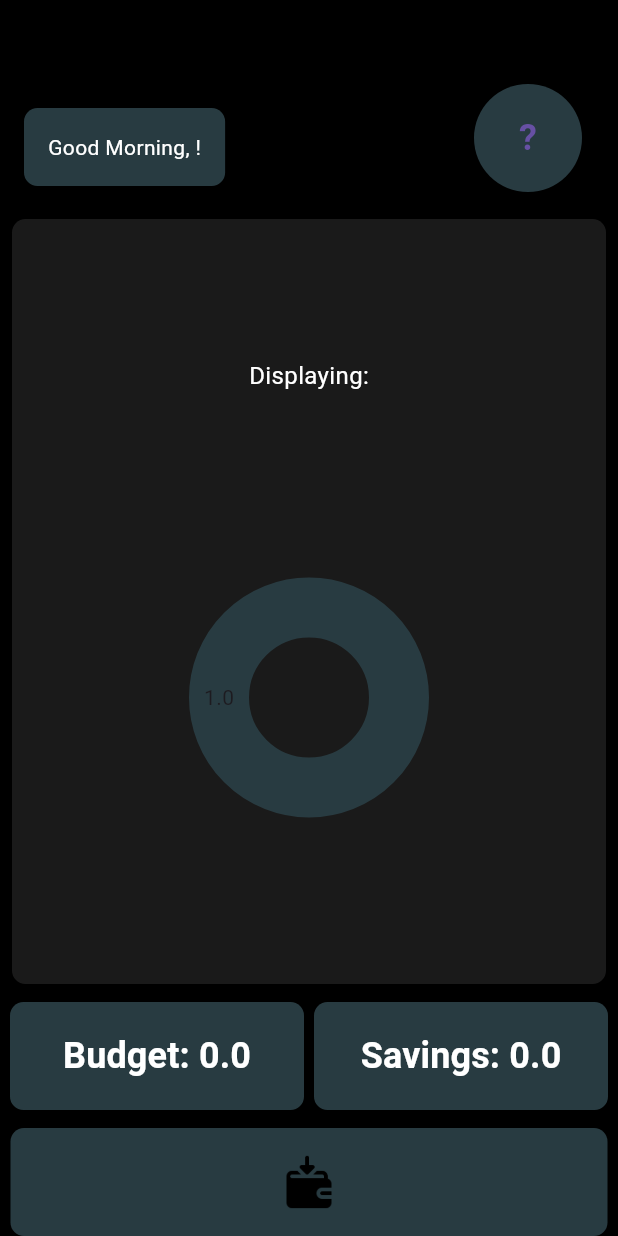
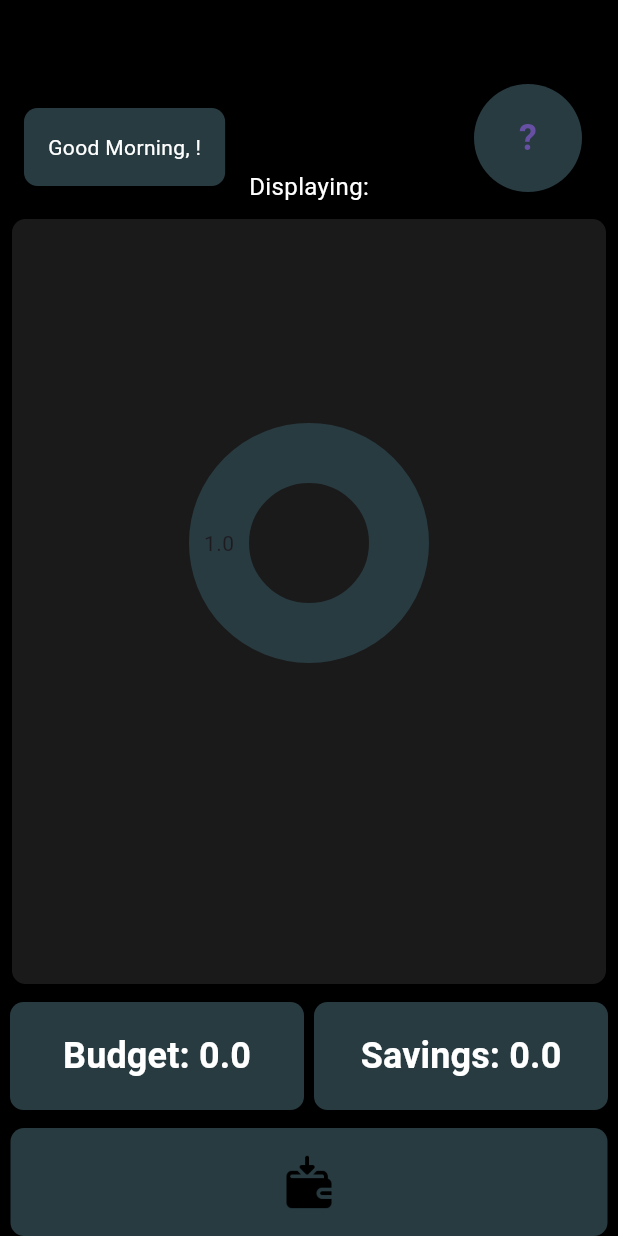
Before and after one commit to MWenerski/budgetapp, a Flutter app: the TransactionPage screen opened directly, after a tap on the "arrow back" icon, on a phone screen of 412 x 824 dp. Run offline on Flutter 3.47's test engine with Material 3 defaults, Android fonts, the phone set to English and light mode, and no system bars; drawn by our look-alikes of carousel_slider, fl_chart; our stand-ins replace fluttertoast, shared_preferences, sqflite; missing offline and left inert: bcrypt; accounts and stored records are empty.

Commit message:
fixed carousel not rendering correctly

```diff
--- a/lib/carousel.dart
+++ b/lib/carousel.dart
@@ -65,53 +65,27 @@ class CarouselWidget extends StatefulWidget {
 class CarouselWidgetState extends State<CarouselWidget> {
   final PieChartWidget pieChartWidget = PieChartWidget();
   final BarChartWidget barChartWidget = BarChartWidget();
-  int currentIndex = 0;
 
   @override
   Widget build(BuildContext context) {
-    return FutureBuilder<Map<String, double>>(
-      future: PieChartWidget.categoryTotalsFuture,
-      builder: (context, snapshot) {
-        if (snapshot.connectionState == ConnectionState.waiting) {
-          return Center(
-            child: CircularProgressIndicator(),
-          );
-        } else if (snapshot.hasError) {
-          return Center(
-            child: Text('Error: ${snapshot.error}'),
-          );
-        } else if (snapshot.hasData) {
     return buildCarousel();
-        } else {
-          return Center(
-            child: Text('No data available'),
-          );
-        }
-      },
-    );
   }
 
   Widget buildCarousel() {
     return CarouselSlider.builder(
       itemCount: 2,
       itemBuilder: (BuildContext context, int index, int realIndex) {
-      return AnimatedOpacity(
-        opacity: index == currentIndex ? 1.0 : 0.0,
-        duration: Duration(seconds: 20),
+        return Container(
+          padding: EdgeInsets.symmetric(horizontal: 20.0),
           child: _buildCarouselItem(index),
         );
       },
       options: CarouselOptions(
-      aspectRatio: 2,
+        aspectRatio: 1,
         enlargeCenterPage: true,
         enableInfiniteScroll: false,
         autoPlay: true,
         autoPlayInterval: Duration(seconds: 8),
-      onPageChanged: (index, reason) {
-        setState(() {
-          currentIndex = index;
-        });
-      },
       ),
     );
   }
@@ -127,7 +101,6 @@ Widget _buildCarouselItem(int index) {
     }
   }
 }
-
 class PieChartWidget extends StatefulWidget {
   @override
   PieChartWidgetState createState() => PieChartWidgetState();
--- a/lib/main.dart
+++ b/lib/main.dart
@@ -498,7 +498,7 @@ class Home extends StatelessWidget {
                     ),
                   ],
                 ),
-                SizedBox(height: 100),
+                SizedBox(height: 20),
                 CarouselWidget(),
                 SizedBox(height: 100),
                 Row(
```
Lines whose indentation alone changed are shown as unchanged.
